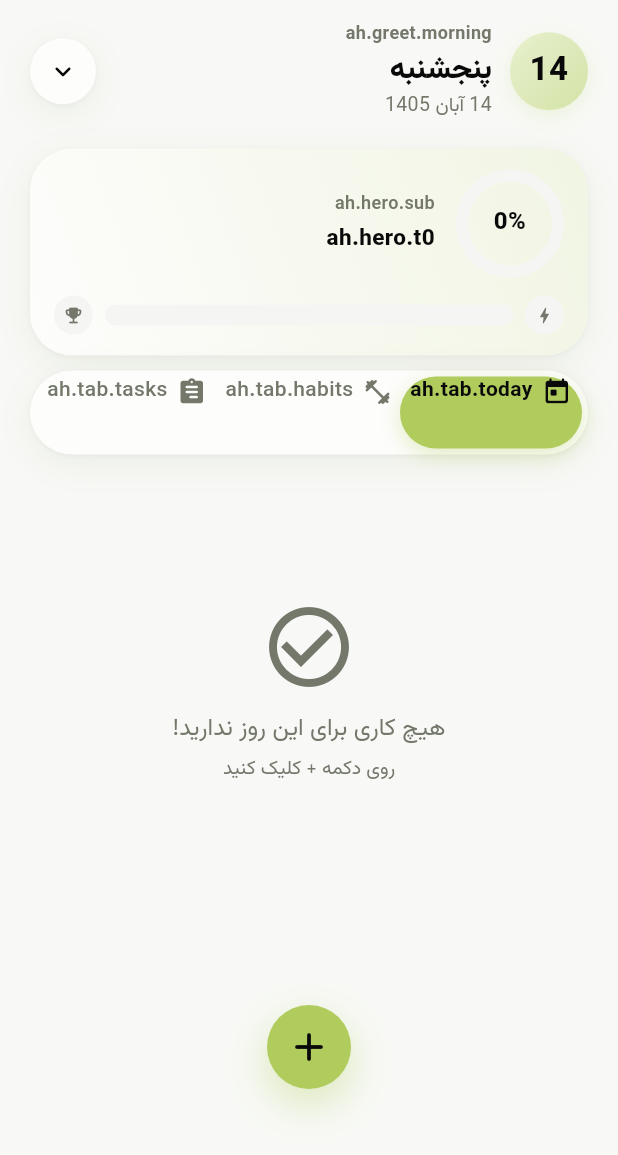
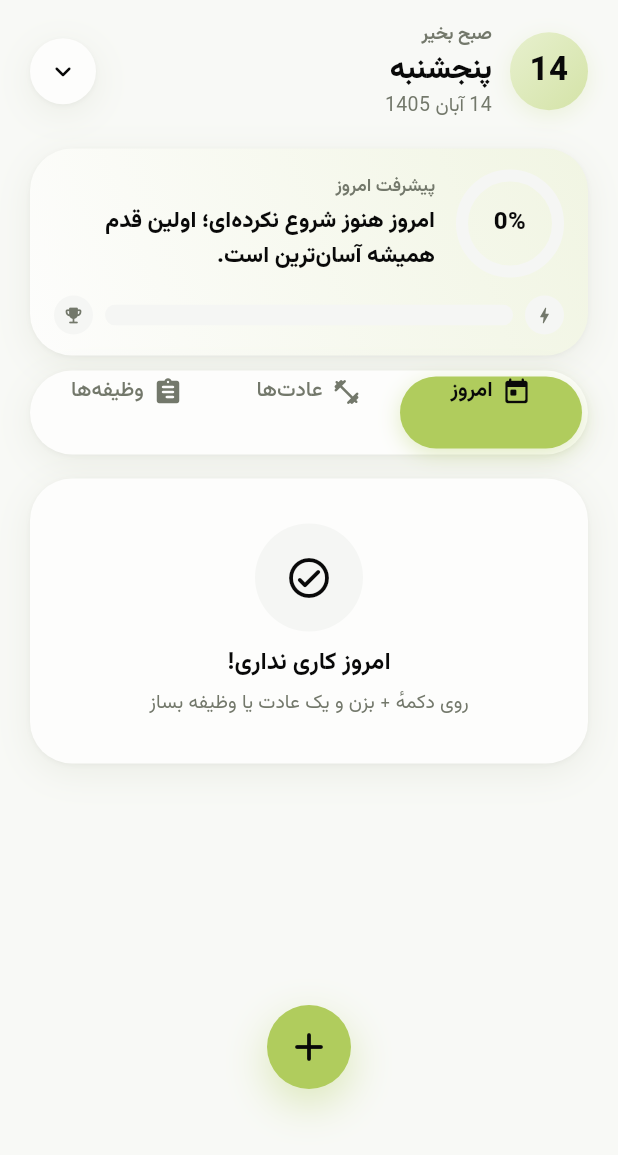
Before and after one commit to ZahraMirlohi/inner_hero_app, a Flutter app: the ArenaScreen screen opened directly, on a phone screen of 412 x 824 dp. Shown: the top 1155 px of the screen. Run offline on Flutter 3.47's test engine with Material 3 defaults, Android fonts, the phone set to English and light mode, and no system bars; our stand-ins replace animated_bottom_navigation_bar, cached_network_image, carousel_slider, file_picker, flutter_contacts, flutter_dotenv and 19 more; missing offline and left inert: linkify; accounts and stored records are empty; project files that could hold a hidden picture were left out.

Commit message:
Arena tabs, today states, cards finished per artboards
Co-Authored-By: Claude Sonnet 5.5 <noreply@anthropic.com>
Claude-Session: https://claude.ai/code/session_017cik5FJYLy84jLBtYm8MGj

```diff
--- a/lib/features/arena/screens/today_tab.dart
+++ b/lib/features/arena/screens/today_tab.dart
@@ -1388,23 +1388,6 @@ class TodayTabState extends State<TodayTab> with TickerProviderStateMixin {
     }
   }
 
-  Widget _buildActionButton({
-    required IconData icon,
-    required VoidCallback? onTap,
-  }) {
-    return GestureDetector(
-      onTap: onTap,
-      child: Container(
-        padding: const EdgeInsets.all(12),
-        child: Icon(
-          icon,
-          color: onTap == null ? Colors.grey.shade400 : Colors.grey.shade600,
-          size: 24,
-        ),
-      ),
-    );
-  }
-
   // ==================== ویجت‌های Swipe ====================
 
   Widget _buildSwipeableHabitItem(Habit habit, Color primaryColor) {
@@ -1589,42 +1572,36 @@ class TodayTabState extends State<TodayTab> with TickerProviderStateMixin {
     required Color primaryColor,
     required String label,
     required IconData icon,
+    Color? foreground,
   }) {
+    final theme = Provider.of<ThemeProvider>(context, listen: false);
+    final Color fg = foreground ??
+        (primaryColor == theme.accentGold
+            ? Colors.white
+            : theme.onPrimaryColor);
+    final iconWidget = Icon(icon, color: fg, size: 22);
+    final text = Text(
+      label,
+      style: TextStyle(
+        color: fg,
+        fontSize: 14,
+        fontWeight: FontWeight.w700,
+      ),
+    );
     return Container(
-      margin: const EdgeInsets.symmetric(vertical: 3),
+      margin: const EdgeInsets.only(bottom: 8),
       decoration: BoxDecoration(
         color: primaryColor,
-        borderRadius: BorderRadius.circular(14),
+        borderRadius: BorderRadius.circular(28),
       ),
-      alignment: isLeft ? Alignment.centerLeft : Alignment.centerRight,
-      padding: const EdgeInsets.symmetric(horizontal: 20),
+      alignment:
+          isLeft ? AlignmentDirectional.centerStart : AlignmentDirectional.centerEnd,
+      padding: const EdgeInsets.symmetric(horizontal: 24),
       child: Row(
         mainAxisSize: MainAxisSize.min,
-        children: [
-          if (isLeft) ...[
-            Icon(icon, color: Colors.white, size: 24),
-            const SizedBox(width: 6),
-            Text(
-              label,
-              style: const TextStyle(
-                color: Colors.white,
-                fontSize: 14,
-                fontWeight: FontWeight.bold,
-              ),
-            ),
-          ] else ...[
-            Text(
-              label,
-              style: const TextStyle(
-                color: Colors.white,
-                fontSize: 14,
-                fontWeight: FontWeight.bold,
-              ),
-            ),
-            const SizedBox(width: 6),
-            Icon(icon, color: Colors.white, size: 24),
-          ],
-        ],
+        children: isLeft
+            ? [iconWidget, const SizedBox(width: 8), text]
+            : [text, const SizedBox(width: 8), iconWidget],
       ),
     );
   }
@@ -1665,17 +1642,27 @@ class TodayTabState extends State<TodayTab> with TickerProviderStateMixin {
       context: context,
       isScrollControlled: true,
       backgroundColor: theme.cardColor,
+      barrierColor: const Color(0xFF090909).withValues(alpha: 0.42),
       shape: const RoundedRectangleBorder(
-        borderRadius: BorderRadius.vertical(top: Radius.circular(20)),
+        borderRadius: BorderRadius.vertical(top: Radius.circular(36)),
       ),
       builder: (bottomSheetContext) {
         return StatefulBuilder(
           builder: (context, setState) {
-            return Container(
-              padding: const EdgeInsets.all(20),
+            return Padding(
+              padding: EdgeInsets.fromLTRB(
+                  20, 14, 20, 20 + MediaQuery.of(context).viewInsets.bottom),
               child: Column(
                 mainAxisSize: MainAxisSize.min,
                 children: [
+                  Container(
+                    width: 44,
+                    height: 5,
+                    decoration: BoxDecoration(
+                      color: theme.borderColor,
+                      borderRadius: BorderRadius.circular(3),
+                    ),
+                  ),
                   _TimerDialogContent(
                     habit: habit,
                     initialMinutes: habit.timerSetting?.minutes ?? 10,
@@ -1822,29 +1809,9 @@ class TodayTabState extends State<TodayTab> with TickerProviderStateMixin {
     }
   }
 
-  void _showCompleteHabitDialog(Habit habit) {
-    showDialog(
-      context: context,
-      builder: (context) => AlertDialog(
-        shape: RoundedRectangleBorder(borderRadius: BorderRadius.circular(16)),
-        title: const Text('تایمر به پایان رسید!'),
-        content: Text('آیا عادت "${habit.title}" را انجام دادید؟'),
-        actions: [
-          TextButton(
-            onPressed: () => Navigator.pop(context),
-            child: const Text('هنوز نه'),
-          ),
-          ElevatedButton(
-            onPressed: () {
-              Navigator.pop(context);
-              _markHabitCompleted(habit);
-            },
-            style: ElevatedButton.styleFrom(backgroundColor: Colors.green),
-            child: const Text('بله، انجام شد '),
-          ),
-        ],
-      ),
-    );
+  Future<void> _showCompleteHabitDialog(Habit habit) async {
+    final yes = await showHabitTimerEndDialog(context, habit.title);
+    if (yes == true && mounted) _markHabitCompleted(habit);
   }
 
   Future<CompletionLevel> _getHabitCompletionLevel(String habitId) async {
@@ -1881,18 +1848,9 @@ class TodayTabState extends State<TodayTab> with TickerProviderStateMixin {
     return Consumer<SyncProvider>(
       builder: (context, syncProvider, child) {
         if (_isLoading && !syncProvider.hasLocalData) {
-          return Center(
-            child: Column(
-              mainAxisAlignment: MainAxisAlignment.center,
-              children: [
-                CircularProgressIndicator(color: primaryColor),
-                const SizedBox(height: 16),
-                Text(
-                  'در حال بارگذاری اطلاعات...',
-                  style: TextStyle(color: theme.textSecondaryColor),
-                ),
-              ],
-            ),
+          return ListView(
+            padding: const EdgeInsets.fromLTRB(20, 12, 20, 170),
+            children: const [ArenaLoadingView()],
           );
         }
 
@@ -1901,8 +1859,9 @@ class TodayTabState extends State<TodayTab> with TickerProviderStateMixin {
             onRefresh: _loadData,
             color: primaryColor,
             child: _isLoading
-                ? Center(
-                    child: CircularProgressIndicator(color: primaryColor),
+                ? ListView(
+                    padding: const EdgeInsets.fromLTRB(20, 12, 20, 170),
+                    children: const [ArenaLoadingView()],
                   )
                 : SingleChildScrollView(
                     physics: const AlwaysScrollableScrollPhysics(),
@@ -1913,41 +1872,19 @@ class TodayTabState extends State<TodayTab> with TickerProviderStateMixin {
         }
 
         if (!syncProvider.hasLocalData && !syncProvider.isOnline) {
-          return Center(
-            child: Column(
-              mainAxisAlignment: MainAxisAlignment.center,
-              children: [
-                Icon(Icons.wifi_off, size: 64, color: theme.textSecondaryColor),
-                const SizedBox(height: 16),
-                Text(
-                  'اتصال اینترنت برقرار نیست',
-                  style: TextStyle(
-                    fontSize: 18,
-                    color: theme.textSecondaryColor,
-                  ),
-                ),
-                const SizedBox(height: 8),
-                Text(
-                  'برای مشاهده اطلاعات به اتصال اینترنت نیاز دارید',
-                  style: TextStyle(
-                    fontSize: 14,
-                    color: theme.textSecondaryColor,
-                  ),
-                ),
-                const SizedBox(height: 16),
-                ElevatedButton.icon(
-                  onPressed: _loadData,
-                  icon: const Icon(Icons.refresh),
-                  label: const Text('تلاش مجدد'),
-                  style: ElevatedButton.styleFrom(
-                    backgroundColor: primaryColor,
-                    shape: RoundedRectangleBorder(
-                      borderRadius: BorderRadius.circular(12),
-                    ),
-                  ),
-                ),
-              ],
-            ),
+          return ListView(
+            padding: const EdgeInsets.fromLTRB(20, 12, 20, 170),
+            children: [
+              ArenaStateView(
+                icon: Icons.wifi_off_rounded,
+                tone: Tone.rose,
+                title: context.tr('ah.offline.title'),
+                subtitle: context.tr('ah.offline.sub'),
+                actionLabel: context.tr('ah.offline.retry'),
+                actionIcon: Icons.refresh_rounded,
+                onAction: _loadData,
+              ),
+            ],
           );
         }
 
@@ -1955,8 +1892,9 @@ class TodayTabState extends State<TodayTab> with TickerProviderStateMixin {
           onRefresh: _loadData,
           color: primaryColor,
           child: _isLoading
-              ? Center(
-                  child: CircularProgressIndicator(color: primaryColor),
+              ? ListView(
+                  padding: const EdgeInsets.fromLTRB(20, 12, 20, 170),
+                  children: const [ArenaLoadingView()],
                 )
               : SingleChildScrollView(
                   physics: const AlwaysScrollableScrollPhysics(),
@@ -1992,7 +1930,7 @@ class TodayTabState extends State<TodayTab> with TickerProviderStateMixin {
                 ),
                 const SizedBox(width: 6),
                 Text(
-                  'انجام شده',
+                  context.tr('ah.today.doneHeader'),
                   style: TextStyle(
                     fontSize: 15,
                     fontWeight: FontWeight.w700,
@@ -2030,34 +1968,10 @@ class TodayTabState extends State<TodayTab> with TickerProviderStateMixin {
             _todayTasks.isEmpty &&
             _completedHabits.isEmpty &&
             _completedTasks.isEmpty)
-          Center(
-            child: Column(
-              mainAxisAlignment: MainAxisAlignment.center,
-              children: [
-                const SizedBox(height: 80),
-                Icon(
-                  Icons.check_circle_outline,
-                  size: 64,
-                  color: theme.textSecondaryColor,
-                ),
-                const SizedBox(height: 12),
-                Text(
-                  'هیچ کاری برای این روز ندارید!',
-                  style: TextStyle(
-                    fontSize: 16,
-                    color: theme.textSecondaryColor,
-                  ),
-                ),
-                const SizedBox(height: 6),
-                Text(
-                  'روی دکمه + کلیک کنید',
-                  style: TextStyle(
-                    fontSize: 13,
-                    color: theme.textSecondaryColor,
-                  ),
-                ),
-              ],
-            ),
+          ArenaStateView(
+            icon: Icons.check_circle_outline_rounded,
+            title: context.tr('ah.today.emptyTitle'),
+            subtitle: context.tr('ah.today.emptySub'),
           ),
       ],
     );
@@ -2110,9 +2024,9 @@ class _TimerDialogContentState extends State<_TimerDialogContent> {
         mainAxisSize: MainAxisSize.min,
         children: [
           Text(
-            'تایمر عادت',
+            context.tr('ah.timer.title'),
             style: TextStyle(
-                fontSize: 18, fontWeight: FontWeight.bold, color: primaryColor),
+                fontSize: 18, fontWeight: FontWeight.w800, color: theme.textColor),
           ),
           const SizedBox(height: 8),
           Text(
@@ -2138,15 +2052,15 @@ class _TimerDialogContentState extends State<_TimerDialogContent> {
           Container(
             padding: const EdgeInsets.symmetric(horizontal: 16, vertical: 8),
             decoration: BoxDecoration(
-              color: primaryColor.withValues(alpha: 0.1),
-              borderRadius: BorderRadius.circular(12),
+              color: theme.primarySoft,
+              borderRadius: BorderRadius.circular(18),
             ),
             child: Text(
               '${_minutes.toString().padLeft(2, '0')}:${_seconds.toString().padLeft(2, '0')}',
               style: TextStyle(
                 fontSize: 24,
-                fontWeight: FontWeight.bold,
-                color: primaryColor,
+                fontWeight: FontWeight.w800,
+                color: theme.textColor,
                 fontFamily: 'monospace',
               ),
             ),
@@ -2167,13 +2081,15 @@ class _TimerDialogContentState extends State<_TimerDialogContent> {
               Navigator.pop(context);
             },
             icon: const Icon(Icons.save, size: 18),
-            label: const Text('ذخیره تنظیمات تایمر'),
+            label: Text(context.tr('ah.timer.save')),
             style: ElevatedButton.styleFrom(
               backgroundColor: primaryColor,
-              foregroundColor: Colors.white,
+              foregroundColor: theme.onPrimaryColor,
+              minimumSize: const Size.fromHeight(56),
+              elevation: 0,
               padding: const EdgeInsets.symmetric(vertical: 10),
               shape: RoundedRectangleBorder(
-                borderRadius: BorderRadius.circular(12),
+                borderRadius: BorderRadius.circular(28),
               ),
             ),
           ),
--- a/lib/l10n/strings_ah.dart
+++ b/lib/l10n/strings_ah.dart
@@ -1,6 +1,140 @@
 // ترجمه‌های تب عادت/وظیفه. کلیدها با «ah.» شروع می‌شوند.
 const Map<String, String> ahFa = {
+  'ah.tab.today': 'امروز',
+  'ah.tab.habits': 'عادت‌ها',
+  'ah.tab.tasks': 'وظیفه‌ها',
+  'ah.fab.add': 'افزودن',
+  'ah.fab.habit': 'عادت جدید',
+  'ah.fab.task': 'وظیفهٔ جدید',
+  'ah.greet.morning': 'صبح بخیر',
+  'ah.greet.noon': 'ظهر بخیر',
+  'ah.greet.evening': 'عصر بخیر',
+  'ah.greet.night': 'شب بخیر',
+  'ah.hero.sub': 'پیشرفت امروز',
+  'ah.hero.t0': 'امروز هنوز شروع نکرده‌ای؛ اولین قدم همیشه آسان‌ترین است.',
+  'ah.hero.t1': 'شروع خوبی بود، همین‌طور ادامه بده!',
+  'ah.hero.t2': 'بیشتر از نصف راه را رفته‌ای، نایست!',
+  'ah.hero.t3': 'همه‌چیز انجام شد؛ امروز قهرمان توئی!',
+  'ah.card.challenge': 'چالش',
+  'ah.card.quest': 'ماموریت',
+  'ah.card.completed': 'انجام شد',
+  'ah.card.done': 'انجام شد',
+  'ah.card.undo': 'برگردان',
+  'ah.card.details': 'جزئیات',
+  'ah.card.edit': 'ویرایش',
+  'ah.card.delete': 'حذف',
+  'ah.card.timer': 'تایمر',
+  'ah.card.progress': '{a} از {b}',
+  'ah.tod.morning': 'صبح',
+  'ah.tod.noon': 'ظهر',
+  'ah.tod.afternoon': 'بعدازظهر',
+  'ah.tod.night': 'شب',
+  'ah.exp.progress': '{p}٪ پیشرفت',
+  'ah.exp.subHabits': 'زیرعادت‌ها',
+  'ah.exp.subTasks': 'زیروظیفه‌ها',
+  'ah.empty.sub': 'روی دکمهٔ + در پایین صفحه بزن',
+  'ah.habits.emptyTitle': 'هیچ عادتی نداری',
+  'ah.habits.noEdit': 'عادت‌های چالش و ماموریت قابل ویرایش نیستند',
+  'ah.habits.noDelete': 'عادت‌های چالش و ماموریت قابل حذف نیستند',
+  'ah.habits.delTitle': 'حذف عادت',
+  'ah.habits.delMsg': 'مطمئنی می‌خواهی این عادت را حذف کنی؟',
+  'ah.habits.deleted': 'عادت حذف شد',
+  'ah.habits.delError': 'خطا در حذف عادت: {e}',
+  'ah.habits.timerSoon': 'تایمر را از تب امروز اجرا کن',
+  'ah.habits.toastToday': 'برای انجام دادن عادت، به تب امروز برو',
+  'ah.tasks.emptyTitle': 'هیچ وظیفه‌ای نداری',
+  'ah.tasks.delTitle': 'حذف وظیفه',
+  'ah.tasks.delMsg': 'مطمئنی می‌خواهی این وظیفه را حذف کنی؟',
+  'ah.tasks.deleted': 'وظیفه حذف شد',
+  'ah.tasks.delError': 'خطا در حذف وظیفه: {e}',
+  'ah.tasks.toastToday': 'برای انجام دادن وظیفه، به تب امروز برو',
+  'ah.state.loading': 'در حال بارگذاری اطلاعات...',
+  'ah.offline.title': 'اتصال اینترنت برقرار نیست',
+  'ah.offline.sub': 'برای دیدن اطلاعات به اینترنت نیاز داری',
+  'ah.offline.retry': 'تلاش مجدد',
+  'ah.swipe.done': 'انجام شد',
+  'ah.swipe.undo': 'برگردان',
+  'ah.td.done': 'وظیفهٔ انجام‌شده',
+  'ah.td.pending': 'وظیفهٔ انجام‌نشده',
+  'ah.td.noDesc': 'بدون توضیحات',
+  'ah.td.due': 'تاریخ سررسید',
+  'ah.td.xp': 'امتیاز',
+  'ah.timer.title': 'تایمر عادت',
+  'ah.timer.save': 'ذخیرهٔ تنظیمات تایمر',
+  'ah.today.doneHeader': 'انجام شده',
+  'ah.today.emptyTitle': 'امروز کاری نداری!',
+  'ah.today.emptySub': 'روی دکمهٔ + بزن و یک عادت یا وظیفه بساز',
+  'ah.today.xpEarned': '+{xp} XP گرفتی',
+  'ah.today.doneOffline': 'آفلاین انجام شد؛ بعداً همگام می‌شود',
+  'ah.today.taskOffline': 'وظیفه آفلاین انجام شد؛ بعداً همگام می‌شود',
 };
 
 const Map<String, String> ahEn = {
+  'ah.tab.today': 'Today',
+  'ah.tab.habits': 'Habits',
+  'ah.tab.tasks': 'Tasks',
+  'ah.fab.add': 'Add',
+  'ah.fab.habit': 'New habit',
+  'ah.fab.task': 'New task',
+  'ah.greet.morning': 'Good morning',
+  'ah.greet.noon': 'Good afternoon',
+  'ah.greet.evening': 'Good evening',
+  'ah.greet.night': 'Good night',
+  'ah.hero.sub': 'Today\'s progress',
+  'ah.hero.t0': 'You haven\'t started yet; the first step is the easiest.',
+  'ah.hero.t1': 'Nice start, keep it going!',
+  'ah.hero.t2': 'You\'re past halfway, don\'t stop now!',
+  'ah.hero.t3': 'All done. You are the hero today!',
+  'ah.card.challenge': 'Challenge',
+  'ah.card.quest': 'Quest',
+  'ah.card.completed': 'Done',
+  'ah.card.done': 'Done',
+  'ah.card.undo': 'Undo',
+  'ah.card.details': 'Details',
+  'ah.card.edit': 'Edit',
+  'ah.card.delete': 'Delete',
+  'ah.card.timer': 'Timer',
+  'ah.card.progress': '{a} of {b}',
+  'ah.tod.morning': 'Morning',
+  'ah.tod.noon': 'Noon',
+  'ah.tod.afternoon': 'Afternoon',
+  'ah.tod.night': 'Night',
+  'ah.exp.progress': '{p}% progress',
+  'ah.exp.subHabits': 'Sub-habits',
+  'ah.exp.subTasks': 'Sub-tasks',
+  'ah.empty.sub': 'Tap the + button below',
+  'ah.habits.emptyTitle': 'You have no habits',
+  'ah.habits.noEdit': 'Challenge and quest habits can\'t be edited',
+  'ah.habits.noDelete': 'Challenge and quest habits can\'t be deleted',
+  'ah.habits.delTitle': 'Delete habit',
+  'ah.habits.delMsg': 'Are you sure you want to delete this habit?',
+  'ah.habits.deleted': 'Habit deleted',
+  'ah.habits.delError': 'Could not delete habit: {e}',
+  'ah.habits.timerSoon': 'Run the timer from the Today tab',
+  'ah.habits.toastToday': 'Go to the Today tab to complete a habit',
+  'ah.tasks.emptyTitle': 'You have no tasks',
+  'ah.tasks.delTitle': 'Delete task',
+  'ah.tasks.delMsg': 'Are you sure you want to delete this task?',
+  'ah.tasks.deleted': 'Task deleted',
+  'ah.tasks.delError': 'Could not delete task: {e}',
+  'ah.tasks.toastToday': 'Go to the Today tab to complete a task',
+  'ah.state.loading': 'Loading your data...',
+  'ah.offline.title': 'No internet connection',
+  'ah.offline.sub': 'You need an internet connection to see your data',
+  'ah.offline.retry': 'Try again',
+  'ah.swipe.done': 'Done',
+  'ah.swipe.undo': 'Undo',
+  'ah.td.done': 'Completed task',
+  'ah.td.pending': 'Pending task',
+  'ah.td.noDesc': 'No description',
+  'ah.td.due': 'Due date',
+  'ah.td.xp': 'Points',
+  'ah.timer.title': 'Habit timer',
+  'ah.timer.save': 'Save timer settings',
+  'ah.today.doneHeader': 'Done',
+  'ah.today.emptyTitle': 'Nothing planned today!',
+  'ah.today.emptySub': 'Tap + to create a habit or a task',
+  'ah.today.xpEarned': 'You earned +{xp} XP',
+  'ah.today.doneOffline': 'Done offline; it will sync later',
+  'ah.today.taskOffline': 'Task done offline; it will sync later',
 };
--- a/lib/l10n/strings_at.dart
+++ b/lib/l10n/strings_at.dart
@@ -1,6 +1,10 @@
 // ترجمه‌های بخش ArenaTimer. کلیدها همه با «at.» شروع می‌شوند تا با جاهای دیگر تکراری نشوند.
 const Map<String, String> atFa = {
+  'at.snack.timeSaved': 'زمان ثبت شد',
+  'at.snack.settingsSaved': 'تنظیمات تایمر ذخیره شد',
 };
 
 const Map<String, String> atEn = {
+  'at.snack.timeSaved': 'Time saved',
+  'at.snack.settingsSaved': 'Timer settings saved',
 };
```
